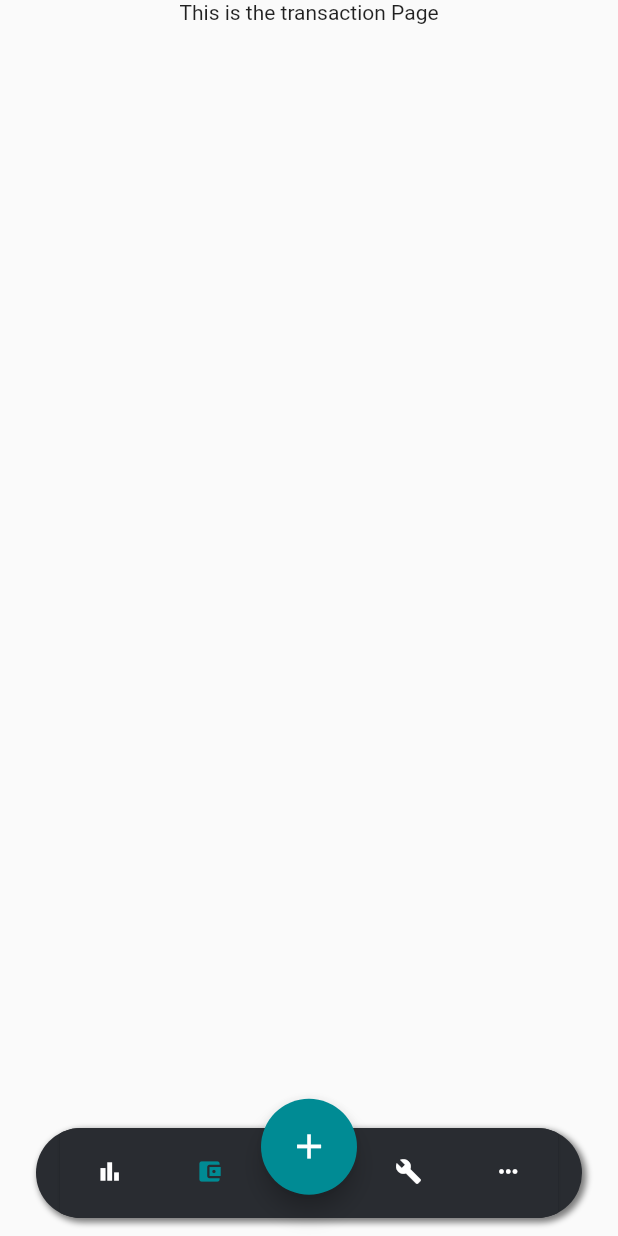
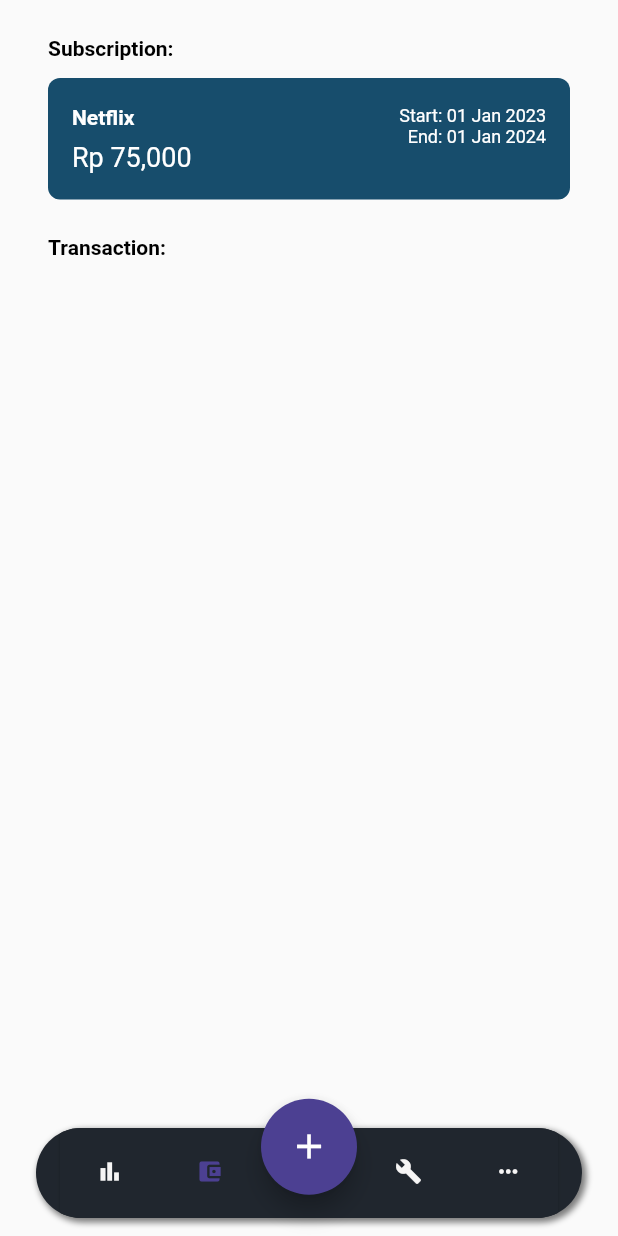
Before and after one commit to boysugi20/expense-tracker-app, a Flutter app: the screen it shows after launch, item 2 of the bottom bar chosen, on a phone screen of 412 x 824 dp. Run offline on Flutter 3.47's test engine with Material 2 defaults, Android fonts, the phone set to English and light mode, and no system bars; our stand-ins replace circle_nav_bar, fl_chart.

Commit message:
:zap: [WIP] Transactions

```diff
--- /dev/null
+++ b/lib/components/general.dart
@@ -0,0 +1,22 @@
+import 'package:flutter/material.dart';
+
+class SectionTitle extends StatelessWidget {
+
+  final String text;
+  final bool firstChild;
+
+  const SectionTitle({required this.text, this.firstChild = false, Key? key}) : super(key: key);
+
+  @override
+  Widget build(BuildContext context) {
+    return Container(
+      margin: firstChild?const EdgeInsets.only(bottom: 12):const EdgeInsets.only(bottom: 12, top: 24),
+      child: RichText(
+        text: TextSpan(
+          text: text,
+          style: const TextStyle(color: Colors.black, fontWeight: FontWeight.bold)
+        ),
+      ),
+    );
+  }
+}
--- a/lib/main.dart
+++ b/lib/main.dart
@@ -4,10 +4,10 @@ import 'package:flutter/services.dart';
 import 'navbar.dart';
 
 void main() {
-  WidgetsFlutterBinding.ensureInitialized();
-  SystemChrome.setEnabledSystemUIMode(SystemUiMode.manual, overlays: [
-     SystemUiOverlay.bottom, //This line is used for showing the bottom bar
-  ]);
+  // WidgetsFlutterBinding.ensureInitialized();
+  // SystemChrome.setEnabledSystemUIMode(SystemUiMode.manual, overlays: [
+  //    SystemUiOverlay.bottom, //This line is used for showing the bottom bar
+  // ]);
 
   runApp(const MaterialApp(
     home: MyBottomNavigationBar(),
--- a/lib/navbar.dart
+++ b/lib/navbar.dart
@@ -63,7 +63,7 @@ class _MyBottomNavigationBarState extends State<MyBottomNavigationBar> {
           height: 72,
           child: Container(
             decoration: BoxDecoration(
-            color: AppColors.darkest,
+            color: AppColors.neutralDark,
             borderRadius: const BorderRadius.all(Radius.circular(64)),
             boxShadow: [
               BoxShadow(
@@ -89,8 +89,8 @@ class _MyBottomNavigationBarState extends State<MyBottomNavigationBar> {
                     showSelectedLabels: false,
                     showUnselectedLabels: false,
                     selectedItemColor: AppColors.accent,
-                    unselectedItemColor: AppColors.white,
-                    backgroundColor: AppColors.darkest,
+                    unselectedItemColor: AppColors.neutralLight,
+                    backgroundColor: AppColors.neutralDark,
                     currentIndex: _currentIndex,
                     onTap: onTabTapped,
                     type: BottomNavigationBarType.fixed,
--- a/lib/screens/dashboard.dart
+++ b/lib/screens/dashboard.dart
@@ -3,6 +3,7 @@ import 'package:intl/intl.dart';
 import 'package:expense_tracker/styles/color.dart';
 import 'package:fl_chart/fl_chart.dart';
 import 'package:flutter/material.dart';
+import 'package:expense_tracker/components/general.dart';
 
 class DashboardPage extends StatelessWidget {
   const DashboardPage({Key? key}) : super(key: key);
@@ -12,7 +13,7 @@ class DashboardPage extends StatelessWidget {
     return Stack(
       children: [
         CustomPaint(
-          painter: _WaveCustomPaint(backgroundColor: AppColors.dark),
+          painter: _WaveCustomPaint(backgroundColor: AppColors.main),
           size: MediaQuery.of(context).size,
         ),
         Container(
@@ -43,7 +44,7 @@ class DashboardPage extends StatelessWidget {
                 decoration: BoxDecoration(
                   border: Border.all(color: AppColors.cardBorder),
                   borderRadius: const BorderRadius.all(Radius.circular(12)),
-                  color: AppColors.white
+                  color: AppColors.neutralLight
                 ),
                 height: 240,
                 child: LineChart(
@@ -89,7 +90,7 @@ class Expenses extends StatelessWidget {
       decoration: BoxDecoration(
         border: Border.all(color: AppColors.cardBorder),
         borderRadius: const BorderRadius.all(Radius.circular(12)),
-        color: AppColors.white
+        color: AppColors.neutralLight
       ),
       child: Row(
         mainAxisAlignment: MainAxisAlignment.spaceBetween,
@@ -124,26 +125,6 @@ class Expenses extends StatelessWidget {
   }
 }
 
-class SectionTitle extends StatelessWidget {
-
-  final String text;
-
-  const SectionTitle({required this.text, Key? key}) : super(key: key);
-
-  @override
-  Widget build(BuildContext context) {
-    return Container(
-      margin: const EdgeInsets.only(bottom: 12, top: 24),
-      child: RichText(
-        text: TextSpan(
-          text: text,
-          style: const TextStyle(color: Colors.black, fontWeight: FontWeight.bold)
-        ),
-      ),
-    );
-  }
-}
-
 class BalanceCard extends StatelessWidget {
   const BalanceCard({
     super.key,
@@ -154,7 +135,7 @@ class BalanceCard extends StatelessWidget {
     return Container(
       margin: const EdgeInsets.only(top: 32),
       decoration: BoxDecoration(
-        color: AppColors.darkest,
+        color: AppColors.neutralDark,
         borderRadius: const BorderRadius.all(Radius.circular(20)),
         boxShadow: [
           BoxShadow(
@@ -179,7 +160,7 @@ class BalanceCard extends StatelessWidget {
                 Container(
                   height: 8,
                   margin: const EdgeInsets.only(top: 32, bottom: 32),
-                  color: AppColors.white,
+                  color: AppColors.neutralLight,
                 ),
                 Container(
                   height: 8,
--- a/lib/screens/transaction.dart
+++ b/lib/screens/transaction.dart
@@ -1,12 +1,65 @@
+import 'package:expense_tracker/styles/color.dart';
 import 'package:flutter/material.dart';
+import 'package:intl/intl.dart';
+import 'package:expense_tracker/components/general.dart';
 
 class TransactionPage extends StatelessWidget {
   const TransactionPage({Key? key}) : super(key: key);
 
   @override
   Widget build(BuildContext context) {
-    return const Center(
-      child: Text('This is the transaction Page'),
+    return Container(
+      padding: EdgeInsets.only(left: 32, right: 32, top: MediaQuery.of(context).viewPadding.top + 24),
+      child: Column(
+        crossAxisAlignment: CrossAxisAlignment.start,
+        children: const [
+          SectionTitle(text: 'Subscription:', firstChild: true,),
+
+          SubscriptionCard(title: 'Netflix', ammount: 75000, startDate: '01 Jan 2023', endDate: '01 Jan 2024',),
+
+          SectionTitle(text: 'Transaction:'),
+        ],
+      ),
     );
   }
 }
+
+class SubscriptionCard extends StatelessWidget {
+
+  final String title, startDate, endDate;
+  final int ammount;
+
+  const SubscriptionCard({required this.title, required this.startDate, required this.endDate, required this.ammount, Key? key}) : super(key: key);
+
+  @override
+  Widget build(BuildContext context) {
+    return Container(
+      padding: const EdgeInsets.symmetric(horizontal: 16, vertical: 18),
+      decoration: BoxDecoration(
+        color: AppColors.main,
+        borderRadius: BorderRadius.circular(8)
+      ),
+      child: Row(
+        mainAxisAlignment: MainAxisAlignment.spaceBetween,
+        crossAxisAlignment: CrossAxisAlignment.start,
+        children: [
+          Column(
+            crossAxisAlignment: CrossAxisAlignment.start,
+            children: [
+              Text(title, style: const TextStyle(color: Colors.white, fontWeight: FontWeight.bold),),
+              Container(height: 8,),
+              Text('Rp ${NumberFormat('###,###,###,000').format(ammount)}', style: const TextStyle(color: Colors.white, fontSize: 18),),
+            ],
+          ),
+          Column(
+            crossAxisAlignment: CrossAxisAlignment.end,
+            children: [
+              Text('Start: $startDate', style: const TextStyle(color: Colors.white, fontSize: 12),),
+              Text('End: $endDate', style: const TextStyle(color: Colors.white, fontSize: 12),),
+            ],
+          ),
+        ],
+      ),
+    );
+  }
+}
--- a/lib/styles/color.dart
+++ b/lib/styles/color.dart
@@ -2,10 +2,12 @@ import 'package:flutter/material.dart';
 
 // usage: Container(color: AppColors.dark)
 class AppColors {
-  static Color dark = const Color.fromRGBO(46, 79, 79, 1);
-  static Color darkest = const Color.fromRGBO(41, 44, 49, 1);
-  static Color accent = const Color.fromRGBO(0, 139, 148, 1);
+  static Color main = const Color.fromRGBO(23, 77, 108, 1);
+  static Color mainDark = const Color.fromRGBO(17, 40, 46, 1);
+  static Color accent = const Color.fromARGB(255, 76, 64, 146);
+
   static Color cardBorder = const Color.fromRGBO(220, 220, 220, 0.5);
-  static Color white = const Color.fromARGB(255, 255, 255, 255);
-  static Color black = const Color.fromARGB(255, 0, 0, 0);
+  static Color neutralLight = const Color.fromRGBO(246, 245, 245, 1);
+  static Color offwhite = const Color.fromRGBO(250, 244, 238, 1);
+  static Color neutralDark = const Color.fromRGBO(32, 38, 46, 1);
 }
```
